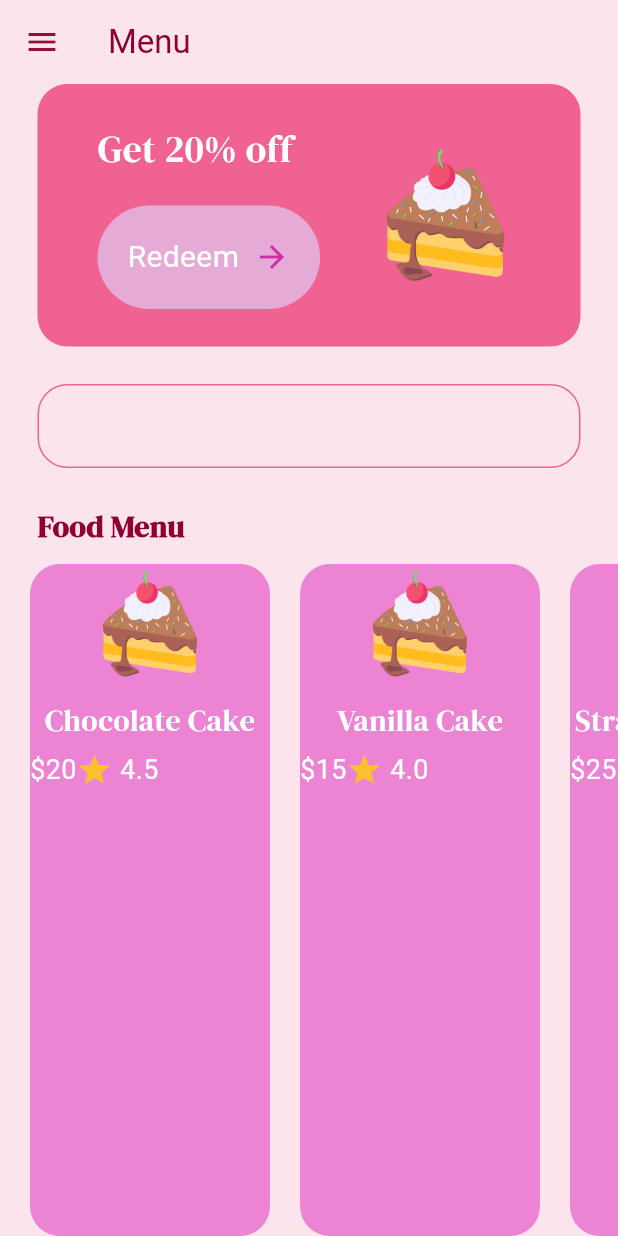
After one commit to giselle-ming/gis-bakery, a Flutter app: the screen it shows after launch, after a tap on "Get Started", on a phone screen of 412 x 824 dp. The commit adds this screen. Run offline on Flutter 3.47's test engine with Material 3 defaults, Android fonts, the phone set to English and light mode, and no system bars; our stand-ins replace google_fonts.

Commit message:
adding menu page

```diff
--- a/lib/components/button.dart
+++ b/lib/components/button.dart
@@ -2,11 +2,14 @@ import "package:flutter/material.dart";
 
 class MyButton extends StatelessWidget {
   final String text;
-  const MyButton({super.key, required this.text});
+  final void Function()? onTap;
+  const MyButton({super.key, required this.text, required this.onTap});
 
   @override
   Widget build(BuildContext context) {
-    return Container(
+    return GestureDetector(
+      onTap: onTap,
+      child: Container(
         decoration: BoxDecoration(
           color: const Color.fromARGB(255, 230, 170, 215),
           borderRadius: BorderRadius.circular(40),
@@ -25,6 +28,7 @@ class MyButton extends StatelessWidget {
             ),
           ],
         ),
+      ),
     );
   }
 }
--- /dev/null
+++ b/lib/components/food.tile.dart
@@ -0,0 +1,55 @@
+import 'package:bakeryshop/models/food.dart';
+import 'package:flutter/material.dart';
+import 'package:google_fonts/google_fonts.dart';
+
+class FoodTile extends StatelessWidget {
+  final Food food;
+  const FoodTile({super.key, required this.food});
+
+  @override
+  Widget build(BuildContext context) {
+    return Container(
+      decoration: BoxDecoration(
+        color: const Color.fromARGB(255, 237, 131, 211),
+        borderRadius: BorderRadius.circular(20),
+      ),
+      margin: EdgeInsets.only(left: 20),
+      child: Column(
+        children: [
+          // image
+          Image.asset(food.image, height: 80, width: 80),
+          const SizedBox(height: 10),
+
+          // name
+          Text(
+            food.name,
+            style: GoogleFonts.dmSerifDisplay(
+              fontSize: 20,
+              color: Colors.white,
+            ),
+          ),
+          const SizedBox(height: 5),
+
+          // price
+          SizedBox(
+            width: 160,
+            child: Row(
+              children: [
+                Text(
+                  "\$${food.price}",
+                  style: const TextStyle(fontSize: 18, color: Colors.white),
+                ),
+                Icon(Icons.star, color: Colors.yellow[700]),
+                const SizedBox(width: 5),
+                Text(
+                  food.rating,
+                  style: const TextStyle(fontSize: 18, color: Colors.white),
+                ),
+              ],
+            ),
+          ),
+        ],
+      ),
+    );
+  }
+}
--- a/lib/main.dart
+++ b/lib/main.dart
@@ -1,4 +1,5 @@
 import 'package:bakeryshop/pages/intro_page.dart';
+import 'package:bakeryshop/pages/menu_page.dart';
 import 'package:flutter/material.dart';
 
 void main() {
@@ -10,6 +11,13 @@ class MyApp extends StatelessWidget {
 
   @override
   Widget build(BuildContext context) {
-    return MaterialApp(debugShowCheckedModeBanner: false, home: IntroPage());
+    return MaterialApp(
+      debugShowCheckedModeBanner: false,
+      home: IntroPage(),
+      routes: {
+        '/intropage': (context) => const IntroPage(),
+        '/menupage': (context) => const MenuPage(),
+      },
+    );
   }
 }
--- /dev/null
+++ b/lib/models/food.dart
@@ -0,0 +1,18 @@
+class Food {
+  String name;
+  String price;
+  String image;
+  String rating;
+
+  Food({
+    required this.name,
+    required this.price,
+    required this.image,
+    required this.rating,
+  });
+
+  String get _name => name;
+  String get _price => price;
+  String get _image => image;
+  String get _rating => rating;
+}
--- a/lib/pages/intro_page.dart
+++ b/lib/pages/intro_page.dart
@@ -1,5 +1,4 @@
 import 'dart:collection';
-
 import 'package:bakeryshop/components/button.dart';
 import 'package:flutter/material.dart';
 import 'package:google_fonts/google_fonts.dart';
@@ -16,6 +15,7 @@ class IntroPage extends StatelessWidget {
           padding: const EdgeInsets.all(45.0),
           child: Column(
             crossAxisAlignment: CrossAxisAlignment.start,
+            mainAxisAlignment: MainAxisAlignment.spaceEvenly,
             children: [
               const SizedBox(height: 25),
 
@@ -52,7 +52,12 @@ class IntroPage extends StatelessWidget {
               const SizedBox(height: 25),
 
               // button
-              MyButton(text: "Get Started"),
+              MyButton(
+                text: "Get Started",
+                onTap: () {
+                  Navigator.pushNamed(context, '/menupage');
+                },
+              ),
             ],
           ),
         ),
--- /dev/null
+++ b/lib/pages/menu_page.dart
@@ -0,0 +1,155 @@
+import 'package:bakeryshop/components/button.dart';
+import 'package:bakeryshop/components/food.tile.dart';
+import 'package:flutter/material.dart';
+import 'package:google_fonts/google_fonts.dart';
+import 'package:bakeryshop/models/food.dart';
+
+class MenuPage extends StatefulWidget {
+  const MenuPage({super.key});
+
+  @override
+  State<MenuPage> createState() => _MenuPageState();
+}
+
+class _MenuPageState extends State<MenuPage> {
+  List foodMenu = [
+    Food(
+      name: "Chocolate Cake",
+      price: "20",
+      image: "lib/images/cake.png",
+      rating: "4.5",
+    ),
+    Food(
+      name: "Vanilla Cake",
+      price: "15",
+      image: "lib/images/cake.png",
+      rating: "4.0",
+    ),
+    Food(
+      name: "Strawberry Cake",
+      price: "25",
+      image: "lib/images/cake.png",
+      rating: "5.0",
+    ),
+    Food(
+      name: "Red Velvet Cake",
+      price: "30",
+      image: "lib/images/cake.png",
+      rating: "4.8",
+    ),
+    Food(
+      name: "Lemon Cake",
+      price: "18",
+      image: "lib/images/cake.png",
+      rating: "4.2",
+    ),
+    Food(
+      name: "Carrot Cake",
+      price: "22",
+      image: "lib/images/cake.png",
+      rating: "4.6",
+    ),
+    Food(
+      name: "Cheesecake",
+      price: "28",
+      image: "lib/images/cake.png",
+      rating: "4.9",
+    ),
+  ];
+
+  @override
+  Widget build(BuildContext context) {
+    return Scaffold(
+      backgroundColor: Colors.pink[50],
+      appBar: AppBar(
+        backgroundColor: Colors.transparent,
+        elevation: 0,
+        leading: Icon(
+          Icons.menu,
+          color: const Color.fromARGB(255, 142, 17, 61),
+        ),
+        title: Text(
+          "Menu",
+          style: TextStyle(color: const Color.fromARGB(255, 141, 0, 49)),
+        ),
+      ),
+      body: Column(
+        crossAxisAlignment: CrossAxisAlignment.start,
+        children: [
+          // promo banner
+          Container(
+            decoration: BoxDecoration(
+              color: Colors.pink[300],
+              borderRadius: BorderRadius.circular(20),
+            ),
+            margin: const EdgeInsets.symmetric(horizontal: 25),
+            padding: const EdgeInsets.symmetric(vertical: 25, horizontal: 40),
+            child: Row(
+              mainAxisAlignment: MainAxisAlignment.spaceBetween,
+              children: [
+                Column(
+                  crossAxisAlignment: CrossAxisAlignment.start,
+                  children: [
+                    Text(
+                      'Get 20% off',
+                      style: GoogleFonts.dmSerifDisplay(
+                        fontSize: 25,
+                        color: Colors.white,
+                      ),
+                    ),
+                    const SizedBox(height: 20),
+                    MyButton(text: "Redeem", onTap: () {}),
+                  ],
+                ),
+                // promo imege
+                Image.asset('lib/images/cake.png', height: 100, width: 100),
+              ],
+            ),
+          ),
+
+          const SizedBox(height: 25),
+          // search bar
+          Padding(
+            padding: const EdgeInsets.symmetric(horizontal: 25),
+            child: TextField(
+              decoration: InputDecoration(
+                focusedBorder: OutlineInputBorder(
+                  borderSide: BorderSide(color: Colors.pink[300]!),
+                  borderRadius: BorderRadius.circular(20),
+                ),
+                enabledBorder: OutlineInputBorder(
+                  borderSide: BorderSide(color: Colors.pink[300]!),
+                  borderRadius: BorderRadius.circular(20),
+                ),
+              ),
+            ),
+          ),
+          const SizedBox(height: 25),
+          // menu list
+          Padding(
+            padding: const EdgeInsets.symmetric(horizontal: 25),
+            child: Text(
+              "Food Menu",
+              style: GoogleFonts.dmSerifDisplay(
+                fontSize: 20,
+                fontWeight: FontWeight.bold,
+                color: const Color.fromARGB(255, 141, 0, 49),
+              ),
+            ),
+          ),
+
+          const SizedBox(height: 10),
+
+          // popular items
+          Expanded(
+            child: ListView.builder(
+              scrollDirection: Axis.horizontal,
+              itemCount: foodMenu.length,
+              itemBuilder: (context, index) => FoodTile(food: foodMenu[index]),
+            ),
+          ),
+        ],
+      ),
+    );
+  }
+}
```
Lines whose indentation alone changed are shown as unchanged.
